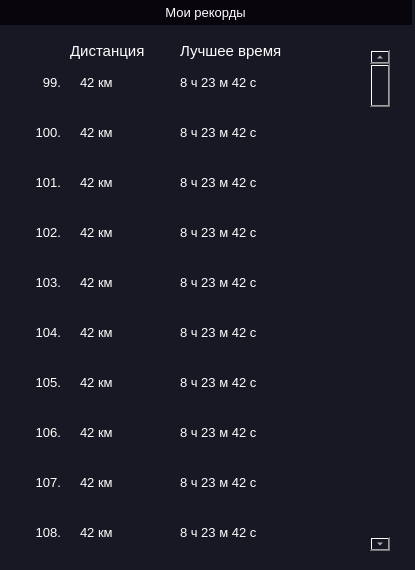
First picture: the form in Program/new_design/my_records.ui, repository Daniil-Solo/Training-tracker, before the edit.
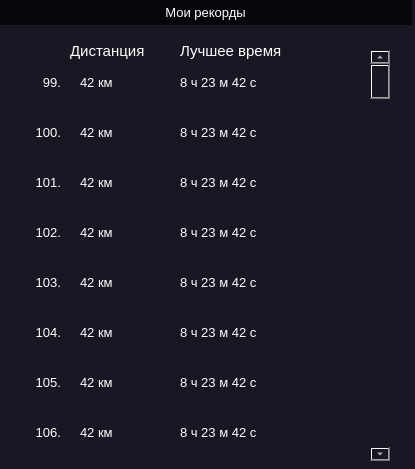
Second picture: the form after the edit. Icons and pictures are not drawn.

Commit message: finish it

Diff of the .ui file:
```diff
--- a/Program/new_design/my_records.ui
+++ b/Program/new_design/my_records.ui
@@ -7,7 +7,7 @@
     <x>0</x>
     <y>0</y>
     <width>415</width>
-    <height>570</height>
+    <height>469</height>
    </rect>
   </property>
   <property name="windowTitle">
@@ -354,7 +354,7 @@
       <x>370</x>
       <y>50</y>
       <width>20</width>
-      <height>501</height>
+      <height>411</height>
      </rect>
     </property>
     <property name="styleSheet">
@@ -586,45 +586,6 @@
      <string>42 км</string>
     </property>
    </widget>
-   <widget class="QLabel" name="distance_9">
-    <property name="geometry">
-     <rect>
-      <x>80</x>
-      <y>470</y>
-      <width>71</width>
-      <height>25</height>
-     </rect>
-    </property>
-    <property name="font">
-     <font>
-      <pointsize>10</pointsize>
-     </font>
-    </property>
-    <property name="text">
-     <string>42 км</string>
-    </property>
-   </widget>
-   <widget class="QLabel" name="number_10">
-    <property name="geometry">
-     <rect>
-      <x>30</x>
-      <y>520</y>
-      <width>31</width>
-      <height>25</height>
-     </rect>
-    </property>
-    <property name="font">
-     <font>
-      <pointsize>10</pointsize>
-     </font>
-    </property>
-    <property name="text">
-     <string>108.</string>
-    </property>
-    <property name="alignment">
-     <set>Qt::AlignRight|Qt::AlignTrailing|Qt::AlignVCenter</set>
-    </property>
-   </widget>
    <widget class="QLabel" name="time_7">
     <property name="geometry">
      <rect>
@@ -643,27 +604,6 @@
      <string>8 ч 23 м 42 с</string>
     </property>
    </widget>
-   <widget class="QLabel" name="number_9">
-    <property name="geometry">
-     <rect>
-      <x>30</x>
-      <y>470</y>
-      <width>31</width>
-      <height>25</height>
-     </rect>
-    </property>
-    <property name="font">
-     <font>
-      <pointsize>10</pointsize>
-     </font>
-    </property>
-    <property name="text">
-     <string>107.</string>
-    </property>
-    <property name="alignment">
-     <set>Qt::AlignRight|Qt::AlignTrailing|Qt::AlignVCenter</set>
-    </property>
-   </widget>
    <widget class="QLabel" name="distance_7">
     <property name="geometry">
      <rect>
@@ -682,42 +622,6 @@
      <string>42 км</string>
     </property>
    </widget>
-   <widget class="QLabel" name="time_9">
-    <property name="geometry">
-     <rect>
-      <x>180</x>
-      <y>470</y>
-      <width>111</width>
-      <height>25</height>
-     </rect>
-    </property>
-    <property name="font">
-     <font>
-      <pointsize>10</pointsize>
-     </font>
-    </property>
-    <property name="text">
-     <string>8 ч 23 м 42 с</string>
-    </property>
-   </widget>
-   <widget class="QLabel" name="distance_10">
-    <property name="geometry">
-     <rect>
-      <x>80</x>
-      <y>520</y>
-      <width>71</width>
-      <height>25</height>
-     </rect>
-    </property>
-    <property name="font">
-     <font>
-      <pointsize>10</pointsize>
-     </font>
-    </property>
-    <property name="text">
-     <string>42 км</string>
-    </property>
-   </widget>
    <widget class="QLabel" name="time_8">
     <property name="geometry">
      <rect>
@@ -757,24 +661,6 @@
      <set>Qt::AlignRight|Qt::AlignTrailing|Qt::AlignVCenter</set>
     </property>
    </widget>
-   <widget class="QLabel" name="time_10">
-    <property name="geometry">
-     <rect>
-      <x>180</x>
-      <y>520</y>
-      <width>111</width>
-      <height>25</height>
-     </rect>
-    </property>
-    <property name="font">
-     <font>
-      <pointsize>10</pointsize>
-     </font>
-    </property>
-    <property name="text">
-     <string>8 ч 23 м 42 с</string>
-    </property>
-   </widget>
    <widget class="QPushButton" name="share_8">
     <property name="geometry">
      <rect>
@@ -848,40 +734,6 @@
      <set>Qt::AlignRight|Qt::AlignTrailing|Qt::AlignVCenter</set>
     </property>
    </widget>
-   <widget class="QPushButton" name="share_9">
-    <property name="geometry">
-     <rect>
-      <x>320</x>
-      <y>470</y>
-      <width>25</width>
-      <height>25</height>
-     </rect>
-    </property>
-    <property name="text">
-     <string/>
-    </property>
-    <property name="icon">
-     <iconset>
-      <normaloff>icons/share-2.svg</normaloff>icons/share-2.svg</iconset>
-    </property>
-   </widget>
-   <widget class="QPushButton" name="share_10">
-    <property name="geometry">
-     <rect>
-      <x>320</x>
-      <y>520</y>
-      <width>25</width>
-      <height>25</height>
-     </rect>
-    </property>
-    <property name="text">
-     <string/>
-    </property>
-    <property name="icon">
-     <iconset>
-      <normaloff>icons/share-2.svg</normaloff>icons/share-2.svg</iconset>
-    </property>
-   </widget>
    <zorder>header_frame</zorder>
    <zorder>label_2</zorder>
    <zorder>label_3</zorder>
```
Left out of the diff: 8 changed lines with no effect on the pictures. The commit also changes 1 other file.
